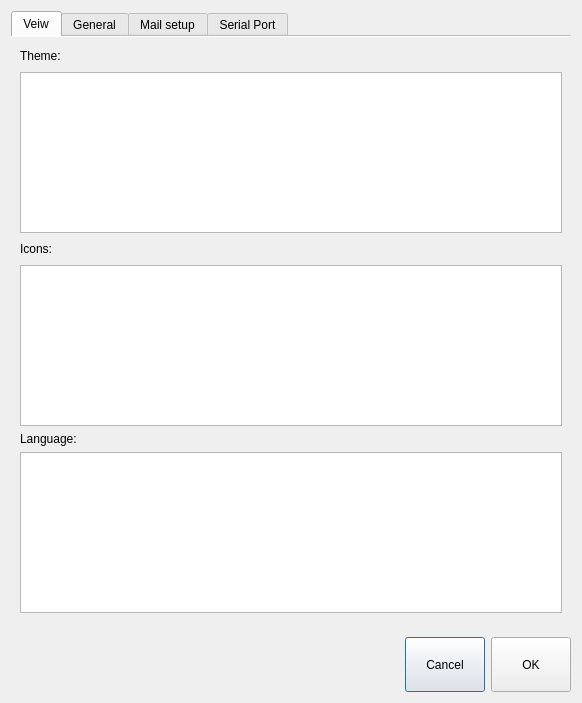
Before: the Qt Designer form generalsettingdialog.ui in mishkoLitvin/L_Aries-progect, drawn with Qt 5.
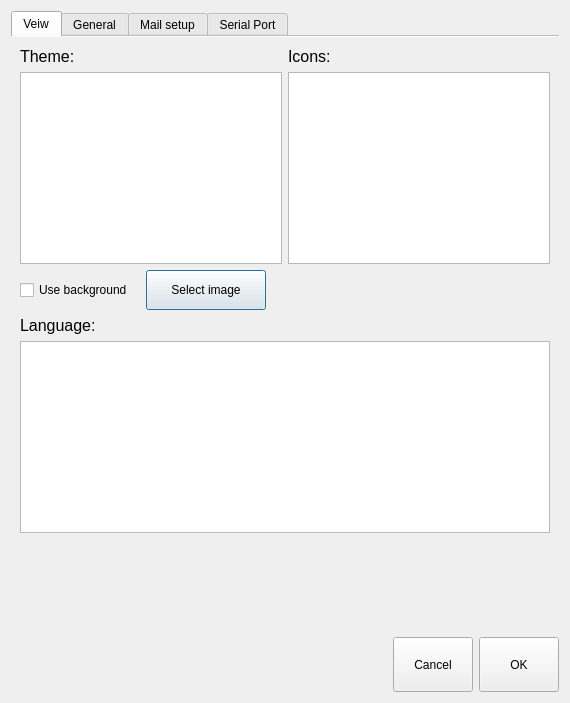
After: the same form once the commit is applied. Icons and pictures are not drawn.

Patch:
```diff
--- a/generalsettingdialog.ui
+++ b/generalsettingdialog.ui
@@ -6,7 +6,7 @@
    <rect>
     <x>0</x>
     <y>0</y>
-    <width>582</width>
+    <width>570</width>
     <height>703</height>
    </rect>
   </property>
@@ -20,61 +20,6 @@
    <string>Dialog</string>
   </property>
   <layout class="QGridLayout" name="gridLayout_4">
-   <item row="1" column="0">
-    <layout class="QHBoxLayout" name="horizontalLayout">
-     <item>
-      <spacer name="horizontalSpacer_3">
-       <property name="orientation">
-        <enum>Qt::Horizontal</enum>
-       </property>
-       <property name="sizeHint" stdset="0">
-        <size>
-         <width>40</width>
-         <height>20</height>
-        </size>
-       </property>
-      </spacer>
-     </item>
-     <item>
-      <widget class="QPushButton" name="pButtonReject">
-       <property name="minimumSize">
-        <size>
-         <width>55</width>
-         <height>55</height>
-        </size>
-       </property>
-       <property name="text">
-        <string>Cancel</string>
-       </property>
-       <property name="iconSize">
-        <size>
-         <width>50</width>
-         <height>50</height>
-        </size>
-       </property>
-      </widget>
-     </item>
-     <item>
-      <widget class="QPushButton" name="pButtonAccept">
-       <property name="minimumSize">
-        <size>
-         <width>55</width>
-         <height>55</height>
-        </size>
-       </property>
-       <property name="text">
-        <string>OK</string>
-       </property>
-       <property name="iconSize">
-        <size>
-         <width>50</width>
-         <height>50</height>
-        </size>
-       </property>
-      </widget>
-     </item>
-    </layout>
-   </item>
    <item row="0" column="0">
     <widget class="QTabWidget" name="tabWidget">
      <property name="tabShape">
@@ -106,11 +51,20 @@
       <attribute name="title">
        <string>Veiw</string>
       </attribute>
+      <layout class="QVBoxLayout" name="verticalLayout_12">
+       <item>
+        <layout class="QHBoxLayout" name="horizontalLayout_9">
+         <item>
       <layout class="QVBoxLayout" name="verticalLayout_5">
        <item>
         <layout class="QHBoxLayout" name="horizontalLayout_3">
          <item>
           <widget class="QLabel" name="label">
+               <property name="font">
+                <font>
+                 <pointsize>12</pointsize>
+                </font>
+               </property>
            <property name="text">
             <string>Theme:</string>
            </property>
@@ -146,22 +100,31 @@
          </property>
          <property name="iconSize">
           <size>
-           <width>40</width>
-           <height>40</height>
+               <width>25</width>
+               <height>25</height>
           </size>
          </property>
          <property name="gridSize">
           <size>
            <width>0</width>
-           <height>40</height>
+               <height>30</height>
           </size>
          </property>
         </widget>
        </item>
+          </layout>
+         </item>
+         <item>
+          <layout class="QVBoxLayout" name="verticalLayout_10">
        <item>
         <layout class="QHBoxLayout" name="horizontalLayout_7">
          <item>
           <widget class="QLabel" name="label_2">
+               <property name="font">
+                <font>
+                 <pointsize>12</pointsize>
+                </font>
+               </property>
            <property name="text">
             <string>Icons:</string>
            </property>
@@ -183,21 +146,102 @@
         </layout>
        </item>
        <item>
-        <widget class="QListWidget" name="listWidgetIcons"/>
-       </item>
+            <widget class="QListWidget" name="listWidgetIcons">
+             <property name="iconSize">
+              <size>
+               <width>25</width>
+               <height>25</height>
+              </size>
+             </property>
+             <property name="gridSize">
+              <size>
+               <width>0</width>
+               <height>30</height>
+              </size>
+             </property>
+            </widget>
+           </item>
+          </layout>
+         </item>
+        </layout>
+       </item>
        <item>
-        <layout class="QHBoxLayout" name="horizontalLayout_9" stretch="1">
+        <layout class="QHBoxLayout" name="horizontalLayout_10">
+         <item>
+          <widget class="QCheckBox" name="checkBoxUseBackgr">
+           <property name="minimumSize">
+            <size>
+             <width>120</width>
+             <height>40</height>
+            </size>
+           </property>
+           <property name="text">
+            <string>Use background</string>
+           </property>
+           <property name="tristate">
+            <bool>false</bool>
+           </property>
+          </widget>
+         </item>
+         <item>
+          <widget class="QPushButton" name="pButtonSelectImg">
+           <property name="minimumSize">
+            <size>
+             <width>120</width>
+             <height>40</height>
+            </size>
+           </property>
+           <property name="text">
+            <string>Select image</string>
+           </property>
+          </widget>
+         </item>
+         <item>
+          <spacer name="horizontalSpacer_7">
+           <property name="orientation">
+            <enum>Qt::Horizontal</enum>
+           </property>
+           <property name="sizeHint" stdset="0">
+            <size>
+             <width>40</width>
+             <height>20</height>
+            </size>
+           </property>
+          </spacer>
+         </item>
+        </layout>
+       </item>
+       <item>
+        <layout class="QVBoxLayout" name="verticalLayout_11">
          <item>
           <widget class="QLabel" name="label_14">
+           <property name="font">
+            <font>
+             <pointsize>12</pointsize>
+            </font>
+           </property>
            <property name="text">
             <string>Language:</string>
            </property>
           </widget>
          </item>
-        </layout>
-       </item>
        <item>
-        <widget class="QListWidget" name="listWidgetLang"/>
+          <widget class="QListWidget" name="listWidgetLang">
+           <property name="iconSize">
+            <size>
+             <width>25</width>
+             <height>25</height>
+            </size>
+           </property>
+           <property name="gridSize">
+            <size>
+             <width>0</width>
+             <height>30</height>
+            </size>
+           </property>
+          </widget>
+         </item>
+        </layout>
        </item>
        <item>
         <spacer name="verticalSpacer_2">
@@ -1209,6 +1253,61 @@
      </widget>
     </widget>
    </item>
+   <item row="1" column="0">
+    <layout class="QHBoxLayout" name="horizontalLayout">
+     <item>
+      <spacer name="horizontalSpacer_3">
+       <property name="orientation">
+        <enum>Qt::Horizontal</enum>
+       </property>
+       <property name="sizeHint" stdset="0">
+        <size>
+         <width>40</width>
+         <height>20</height>
+        </size>
+       </property>
+      </spacer>
+     </item>
+     <item>
+      <widget class="QPushButton" name="pButtonReject">
+       <property name="minimumSize">
+        <size>
+         <width>55</width>
+         <height>55</height>
+        </size>
+       </property>
+       <property name="text">
+        <string>Cancel</string>
+       </property>
+       <property name="iconSize">
+        <size>
+         <width>50</width>
+         <height>50</height>
+        </size>
+       </property>
+      </widget>
+     </item>
+     <item>
+      <widget class="QPushButton" name="pButtonAccept">
+       <property name="minimumSize">
+        <size>
+         <width>55</width>
+         <height>55</height>
+        </size>
+       </property>
+       <property name="text">
+        <string>OK</string>
+       </property>
+       <property name="iconSize">
+        <size>
+         <width>50</width>
+         <height>50</height>
+        </size>
+       </property>
+      </widget>
+     </item>
+    </layout>
+   </item>
   </layout>
  </widget>
  <tabstops>
```
Lines whose indentation alone changed are shown as unchanged.
